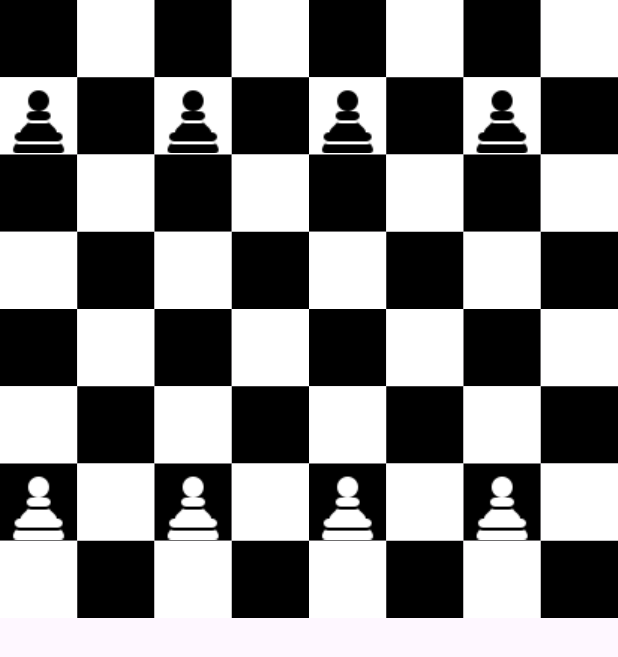
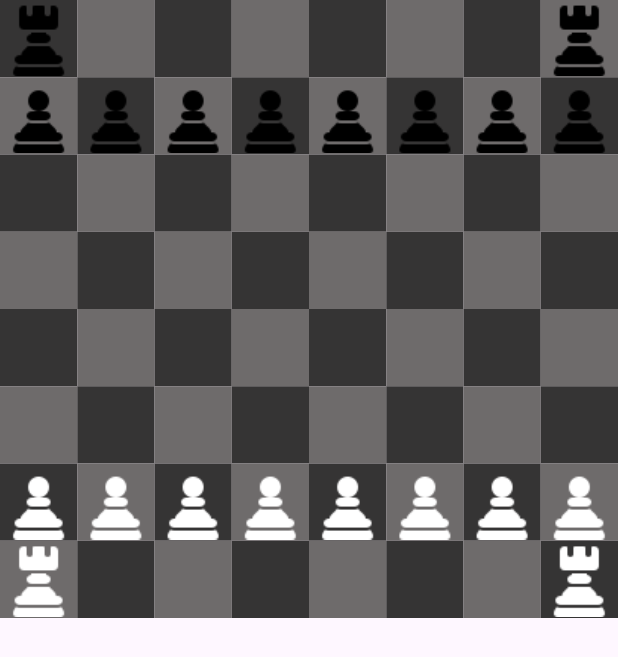
Before and after one commit to prajanpokhrel/chess_game, a Flutter app: the screen it shows after launch, on a phone screen of 412 x 824 dp. Shown: the top 657 px of the screen. Run offline on Flutter 3.47's test engine with Material 3 defaults, Android fonts, the phone set to English and light mode, and no system bars.

Commit message:
added rook and fixed color issue

```diff
--- a/lib/components/square.dart
+++ b/lib/components/square.dart
@@ -9,7 +9,10 @@ class Square extends StatelessWidget {
   @override
   Widget build(BuildContext context) {
     return Container(
-      color: isWhite ? Colors.black : Colors.white,
+      color:
+          isWhite
+              ? const Color.fromARGB(255, 53, 52, 52)
+              : const Color.fromARGB(255, 110, 107, 107),
       child:
           piece != null
               ? Image.asset(
```
Also changed, not shown: lib/game_board.dart (+20 -0 lines).
